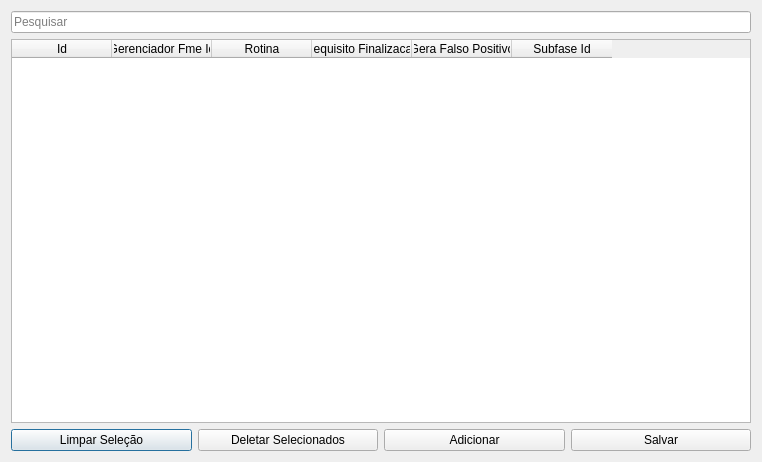
dsgoficial/SAP_Gerente, file sap/uis/managementFmeProfiles.ui: the form before one commit.
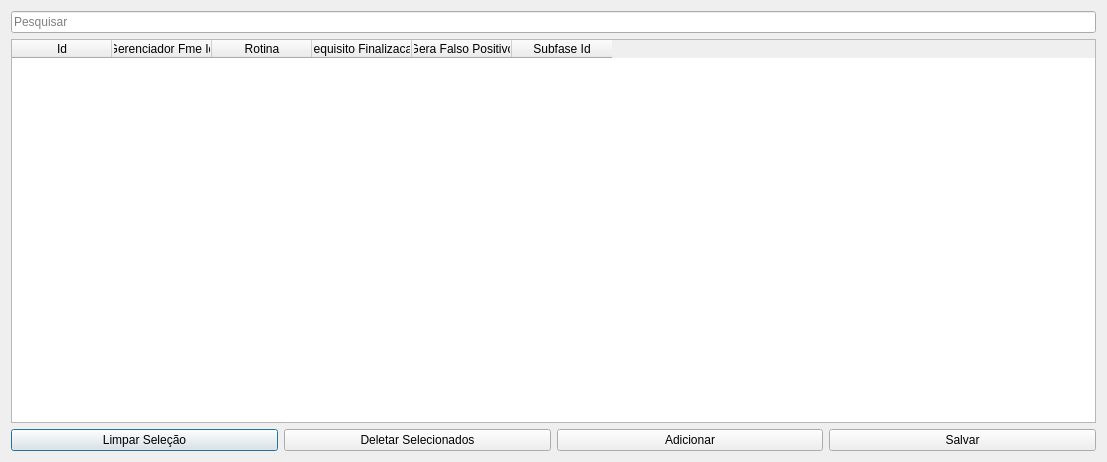
The form after the commit.

```diff
--- a/sap/uis/managementFmeProfiles.ui
+++ b/sap/uis/managementFmeProfiles.ui
@@ -6,7 +6,7 @@
    <rect>
     <x>0</x>
     <y>0</y>
-    <width>762</width>
+    <width>1107</width>
     <height>462</height>
    </rect>
   </property>
```
